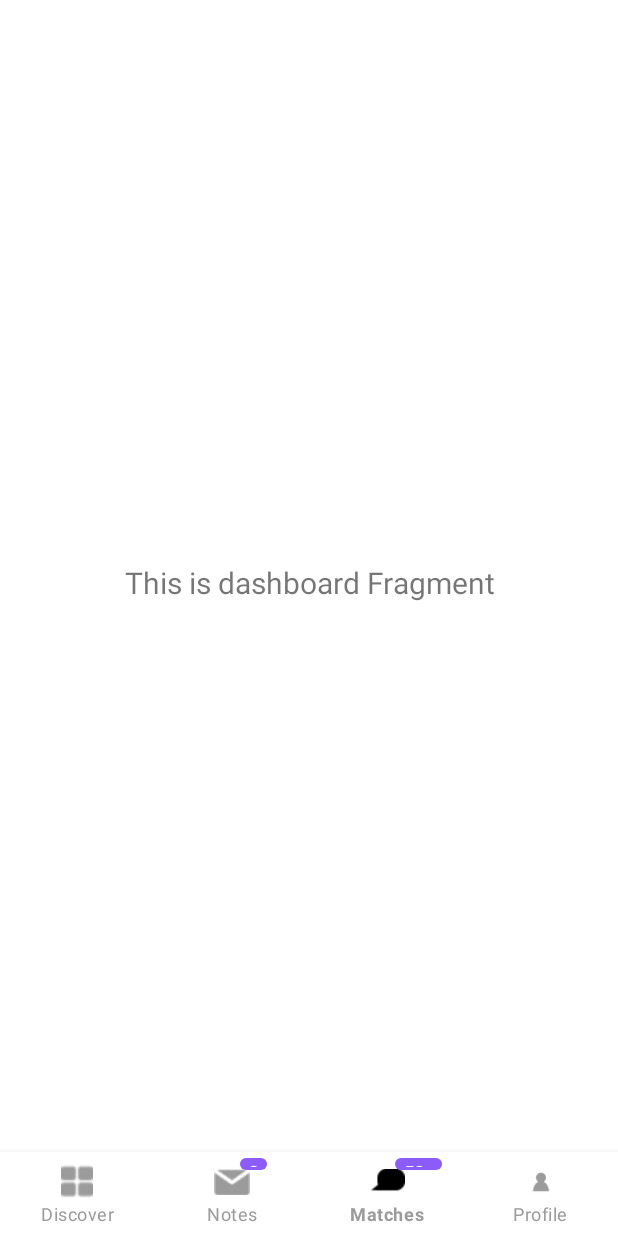
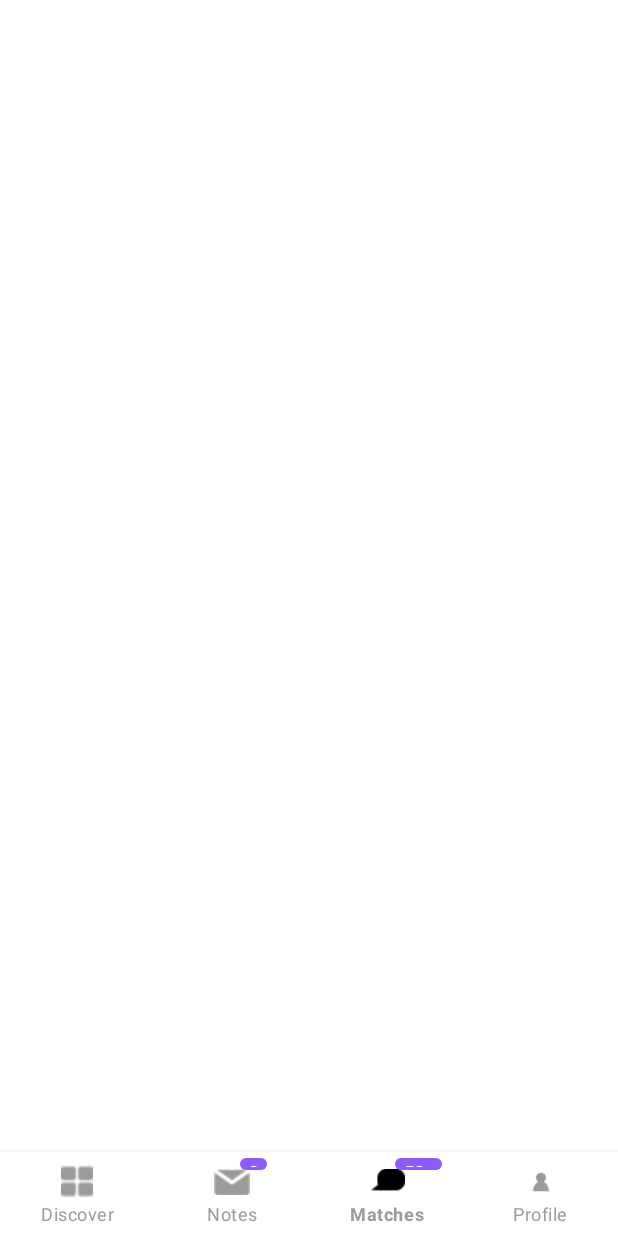
Before and after one commit to A7ak/aisle_tech_challenge, an Android app: the MainActivity screen opened directly, with no data from a screen before it, item 3 of the bottom bar chosen, on a phone screen of 412 x 824 dp. Run offline under Robolectric (Android 15) with nearby library versions, the phone set to English and light mode, and no system bars; our stand-ins replace navigation-ui.

Commit message:
refactored package

```diff
--- a/app/src/main/AndroidManifest.xml
+++ b/app/src/main/AndroidManifest.xml
@@ -14,15 +14,15 @@
         android:theme="@style/Theme.AisleTechChallenge"
         tools:targetApi="31">
         <activity
-            android:name=".ui.login.OtpActivity"
+            android:name=".ui.login.activity.OtpActivity"
             android:exported="false"
             android:screenOrientation="portrait" />
         <activity
-            android:name=".MainActivity"
+            android:name=".ui.home.activity.MainActivity"
             android:exported="false"
             android:screenOrientation="portrait" />
         <activity
-            android:name=".ui.login.PhoneNumberActivity"
+            android:name=".ui.login.activity.PhoneNumberActivity"
             android:exported="true"
             android:label="@string/app_name">
             <intent-filter>
--- a/app/src/main/java/com/example/aisletechchallenge/ui/dashboard/DashboardViewModel.kt
+++ /dev/null
@@ -1,13 +0,0 @@
-package com.example.aisletechchallenge.ui.dashboard
-
-import androidx.lifecycle.LiveData
-import androidx.lifecycle.MutableLiveData
-import androidx.lifecycle.ViewModel
-
-class DashboardViewModel : ViewModel() {
-
-    private val _text = MutableLiveData<String>().apply {
-        value = "This is dashboard Fragment"
-    }
-    val text: LiveData<String> = _text
-}
--- a/app/src/main/java/com/example/aisletechchallenge/ui/dashboard/DashboardFragment.kt
+++ b/app/src/main/java/com/example/aisletechchallenge/ui/discover/fragment/DiscoverFragment.kt
@@ -1,15 +1,13 @@
-package com.example.aisletechchallenge.ui.dashboard
+package com.example.aisletechchallenge.ui.discover.fragment
 
 import android.os.Bundle
 import android.view.LayoutInflater
 import android.view.View
 import android.view.ViewGroup
-import android.widget.TextView
 import androidx.fragment.app.Fragment
-import androidx.lifecycle.ViewModelProvider
 import com.example.aisletechchallenge.databinding.FragmentDashboardBinding
 
-class DashboardFragment : Fragment() {
+class DiscoverFragment : Fragment() {
 
     private var _binding: FragmentDashboardBinding? = null
 
@@ -22,16 +20,10 @@ class DashboardFragment : Fragment() {
         container: ViewGroup?,
         savedInstanceState: Bundle?
     ): View {
-        val dashboardViewModel =
-            ViewModelProvider(this).get(DashboardViewModel::class.java)
 
         _binding = FragmentDashboardBinding.inflate(inflater, container, false)
         val root: View = binding.root
 
-        val textView: TextView = binding.textDashboard
-        dashboardViewModel.text.observe(viewLifecycleOwner) {
-            textView.text = it
-        }
         return root
     }
 
--- a/app/src/main/java/com/example/aisletechchallenge/MainActivity.kt
+++ b/app/src/main/java/com/example/aisletechchallenge/ui/home/activity/MainActivity.kt
@@ -1,4 +1,4 @@
-package com.example.aisletechchallenge
+package com.example.aisletechchallenge.ui.home.activity
 
 import android.os.Bundle
 import android.view.LayoutInflater
@@ -7,11 +7,9 @@ import android.view.ViewGroup
 import android.widget.TextView
 import com.google.android.material.bottomnavigation.BottomNavigationView
 import androidx.appcompat.app.AppCompatActivity
-import androidx.core.os.bundleOf
 import androidx.navigation.findNavController
-import androidx.navigation.ui.AppBarConfiguration
-import androidx.navigation.ui.setupActionBarWithNavController
 import androidx.navigation.ui.setupWithNavController
+import com.example.aisletechchallenge.R
 import com.example.aisletechchallenge.databinding.ActivityMainBinding
 
 class MainActivity : AppCompatActivity() {
--- a/app/src/main/java/com/example/aisletechchallenge/ui/login/OtpActivity.kt
+++ b/app/src/main/java/com/example/aisletechchallenge/ui/login/activity/OtpActivity.kt
@@ -1,4 +1,4 @@
-package com.example.aisletechchallenge.ui.login
+package com.example.aisletechchallenge.ui.login.activity
 
 import android.content.Intent
 import android.os.Bundle
@@ -7,11 +7,12 @@ import android.view.View
 import android.widget.Toast
 import androidx.appcompat.app.AppCompatActivity
 import androidx.lifecycle.ViewModelProvider
-import com.example.aisletechchallenge.MainActivity
+import com.example.aisletechchallenge.ui.home.activity.MainActivity
 import com.example.aisletechchallenge.databinding.ActivityOtpBinding
 import com.example.aisletechchallenge.model.UserCredReq
 import com.example.aisletechchallenge.network.builder.RetrofitBuilder
 import com.example.aisletechchallenge.repository.PhoneNumberRepository
+import com.example.aisletechchallenge.ui.login.MyViewModelFactory
 import com.example.aisletechchallenge.viewmodel.PhoneNumberViewModel
 
 class OtpActivity : AppCompatActivity() {
--- a/app/src/main/java/com/example/aisletechchallenge/ui/login/PhoneNumberActivity.kt
+++ b/app/src/main/java/com/example/aisletechchallenge/ui/login/activity/PhoneNumberActivity.kt
@@ -1,4 +1,4 @@
-package com.example.aisletechchallenge.ui.login
+package com.example.aisletechchallenge.ui.login.activity
 
 import android.content.Intent
 import android.os.Bundle
@@ -11,6 +11,7 @@ import com.example.aisletechchallenge.databinding.ActivityPhoneNumberBinding
 import com.example.aisletechchallenge.model.UserCredReq
 import com.example.aisletechchallenge.network.builder.RetrofitBuilder
 import com.example.aisletechchallenge.repository.PhoneNumberRepository
+import com.example.aisletechchallenge.ui.login.MyViewModelFactory
 import com.example.aisletechchallenge.viewmodel.PhoneNumberViewModel
 
 class PhoneNumberActivity : AppCompatActivity() {
--- a/app/src/main/java/com/example/aisletechchallenge/ui/home/NotesFragment.kt
+++ b/app/src/main/java/com/example/aisletechchallenge/ui/notes/fragment/NotesFragment.kt
@@ -1,4 +1,4 @@
-package com.example.aisletechchallenge.ui.home
+package com.example.aisletechchallenge.ui.notes.fragment
 
 import android.os.Bundle
 import android.view.LayoutInflater
--- a/app/src/main/res/layout/activity_otp.xml
+++ b/app/src/main/res/layout/activity_otp.xml
@@ -4,7 +4,7 @@
     xmlns:tools="http://schemas.android.com/tools"
     android:layout_width="match_parent"
     android:layout_height="match_parent"
-    tools:context=".ui.login.PhoneNumberActivity">
+    tools:context=".ui.login.activity.PhoneNumberActivity">
 
     <TextView
         android:id="@+id/tv_phone_no"
--- a/app/src/main/res/layout/activity_phone_number.xml
+++ b/app/src/main/res/layout/activity_phone_number.xml
@@ -4,7 +4,7 @@
     xmlns:tools="http://schemas.android.com/tools"
     android:layout_width="match_parent"
     android:layout_height="match_parent"
-    tools:context=".ui.login.PhoneNumberActivity">
+    tools:context=".ui.login.activity.PhoneNumberActivity">
 
     <TextView
         android:id="@+id/tv_otp"
--- a/app/src/main/res/layout/fragment_dashboard.xml
+++ b/app/src/main/res/layout/fragment_dashboard.xml
@@ -4,19 +4,6 @@
     xmlns:tools="http://schemas.android.com/tools"
     android:layout_width="match_parent"
     android:layout_height="match_parent"
-    tools:context=".ui.dashboard.DashboardFragment">
+    tools:context=".ui.discover.fragment.DiscoverFragment">
 
-    <TextView
-        android:id="@+id/text_dashboard"
-        android:layout_width="match_parent"
-        android:layout_height="wrap_content"
-        android:layout_marginStart="8dp"
-        android:layout_marginTop="8dp"
-        android:layout_marginEnd="8dp"
-        android:textAlignment="center"
-        android:textSize="20sp"
-        app:layout_constraintBottom_toBottomOf="parent"
-        app:layout_constraintEnd_toEndOf="parent"
-        app:layout_constraintStart_toStartOf="parent"
-        app:layout_constraintTop_toTopOf="parent" />
 </androidx.constraintlayout.widget.ConstraintLayout>
--- a/app/src/main/res/layout/fragment_notes.xml
+++ b/app/src/main/res/layout/fragment_notes.xml
@@ -4,12 +4,12 @@
     xmlns:tools="http://schemas.android.com/tools"
     android:layout_width="match_parent"
     android:layout_height="match_parent"
-    tools:context=".ui.home.NotesFragment">
+    tools:context=".ui.notes.fragment.NotesFragment">
 
 <androidx.constraintlayout.widget.ConstraintLayout
     android:layout_width="match_parent"
     android:layout_height="match_parent"
-    tools:context=".ui.home.NotesFragment">
+    tools:context=".ui.notes.fragment.NotesFragment">
 
     <TextView
         android:id="@+id/tv_notes"
--- a/app/src/main/res/navigation/mobile_navigation.xml
+++ b/app/src/main/res/navigation/mobile_navigation.xml
@@ -7,7 +7,7 @@
 
     <fragment
         android:id="@+id/navigation_notes"
-        android:name="com.example.aisletechchallenge.ui.home.NotesFragment"
+        android:name="com.example.aisletechchallenge.ui.notes.fragment.NotesFragment"
         android:label="Notes"
         tools:layout="@layout/fragment_notes">
     <argument
@@ -19,19 +19,19 @@
 
     <fragment
         android:id="@+id/navigation_dashboard"
-        android:name="com.example.aisletechchallenge.ui.dashboard.DashboardFragment"
+        android:name="com.example.aisletechchallenge.ui.discover.fragment.DiscoverFragment"
         android:label="@string/title_dashboard"
         tools:layout="@layout/fragment_dashboard" />
 
     <fragment
         android:id="@+id/navigation_discover"
-        android:name="com.example.aisletechchallenge.ui.dashboard.DashboardFragment"
+        android:name="com.example.aisletechchallenge.ui.discover.fragment.DiscoverFragment"
         android:label="Discover"
         tools:layout="@layout/fragment_dashboard" />
 
     <fragment
         android:id="@+id/navigation_notifications"
-        android:name="com.example.aisletechchallenge.ui.notifications.NotificationsFragment"
+        android:name="com.example.aisletechchallenge.ui.discover.fragment.DiscoverFragment"
         android:label="@string/title_notifications"
         tools:layout="@layout/fragment_notifications" />
 </navigation>
```
Also changed, not shown: app/src/main/java/com/example/aisletechchallenge/ui/home/HomeViewModel.kt (deleted, +0 -13 lines), app/src/main/java/com/example/aisletechchallenge/ui/notifications/NotificationsFragment.kt (deleted, +0 -42 lines), app/src/main/java/com/example/aisletechchallenge/ui/notifications/NotificationsViewModel.kt (deleted, +0 -13 lines), app/src/main/java/com/example/aisletechchallenge/provider/MyViewModelProvider.kt (renamed from app/src/main/java/com/example/aisletechchallenge/ui/login/MyViewModelProvider.kt).
